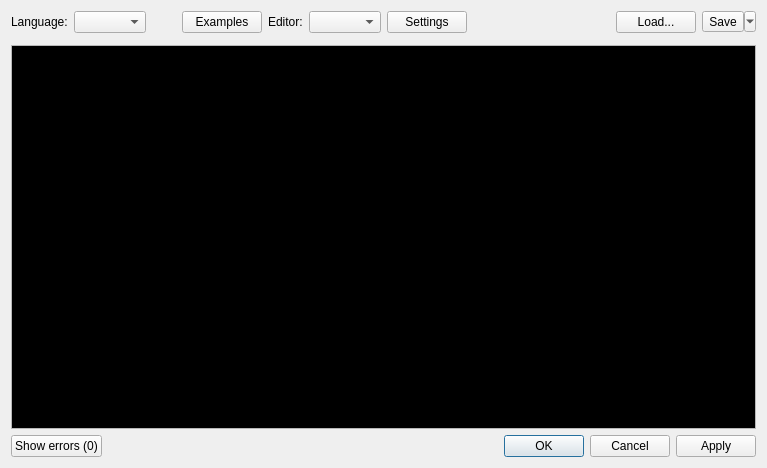
Tasssadar/Lorris, file src/LorrisAnalyzer/DataWidgets/ScriptWidget/scripteditor.ui: the form before one commit.
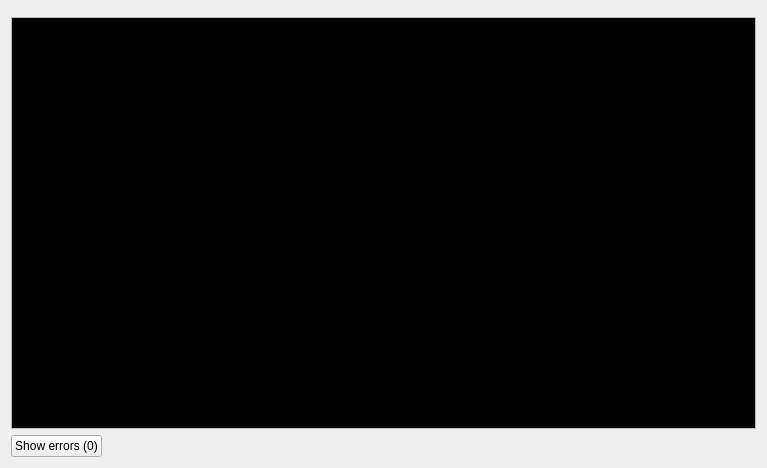
The form after the commit. Icons and pictures are not drawn. Custom widgets are drawn as their Qt base class.

Commit message: [642] Analyzer: redesign ScriptEditor

What changed in the file:
```diff
--- a/src/LorrisAnalyzer/DataWidgets/ScriptWidget/scripteditor.ui
+++ b/src/LorrisAnalyzer/DataWidgets/ScriptWidget/scripteditor.ui
@@ -17,136 +17,7 @@
    <iconset resource="../../../icons.qrc">
     <normaloff>:/icons/icon.png</normaloff>:/icons/icon.png</iconset>
   </property>
-  <layout class="QVBoxLayout" name="mainLayout" stretch="0,0,40,0">
-   <item>
-    <layout class="QHBoxLayout" name="horizontalLayout">
-     <item>
-      <widget class="QLabel" name="label">
-       <property name="text">
-        <string>Language:</string>
-       </property>
-      </widget>
-     </item>
-     <item>
-      <widget class="QComboBox" name="langBox"/>
-     </item>
-     <item>
-      <spacer name="horizontalSpacer_4">
-       <property name="orientation">
-        <enum>Qt::Horizontal</enum>
-       </property>
-       <property name="sizeType">
-        <enum>QSizePolicy::Fixed</enum>
-       </property>
-       <property name="sizeHint" stdset="0">
-        <size>
-         <width>30</width>
-         <height>20</height>
-        </size>
-       </property>
-      </spacer>
-     </item>
-     <item>
-      <widget class="QPushButton" name="exampleBtn">
-       <property name="text">
-        <string>Examples</string>
-       </property>
-       <property name="checkable">
-        <bool>true</bool>
-       </property>
-      </widget>
-     </item>
-     <item>
-      <widget class="QLabel" name="editorLabel">
-       <property name="text">
-        <string>Editor:</string>
-       </property>
-      </widget>
-     </item>
-     <item>
-      <widget class="QComboBox" name="editorBox"/>
-     </item>
-     <item>
-      <widget class="QPushButton" name="editSettBtn">
-       <property name="toolTip">
-        <string>Editor settings</string>
-       </property>
-       <property name="text">
-        <string>Settings</string>
-       </property>
-      </widget>
-     </item>
-     <item>
-      <spacer name="horizontalSpacer">
-       <property name="orientation">
-        <enum>Qt::Horizontal</enum>
-       </property>
-       <property name="sizeType">
-        <enum>QSizePolicy::Fixed</enum>
-       </property>
-       <property name="sizeHint" stdset="0">
-        <size>
-         <width>30</width>
-         <height>20</height>
-        </size>
-       </property>
-      </spacer>
-     </item>
-     <item>
-      <widget class="QLabel" name="nameLabel">
-       <property name="sizePolicy">
-        <sizepolicy hsizetype="Expanding" vsizetype="Preferred">
-         <horstretch>0</horstretch>
-         <verstretch>0</verstretch>
-        </sizepolicy>
-       </property>
-       <property name="toolTip">
-        <string>Currently opened file</string>
-       </property>
-       <property name="text">
-        <string/>
-       </property>
-      </widget>
-     </item>
-     <item>
-      <widget class="QPushButton" name="loadBtn">
-       <property name="text">
-        <string>Load...</string>
-       </property>
-       <property name="icon">
-        <iconset resource="../../../actions.qrc">
-         <normaloff>:/actions/open</normaloff>:/actions/open</iconset>
-       </property>
-       <property name="shortcut">
-        <string>Ctrl+O</string>
-       </property>
-      </widget>
-     </item>
-     <item>
-      <widget class="QToolButton" name="saveBtn">
-       <property name="text">
-        <string>Save</string>
-       </property>
-       <property name="icon">
-        <iconset resource="../../../actions.qrc">
-         <normaloff>:/actions/save</normaloff>:/actions/save</iconset>
-       </property>
-       <property name="shortcut">
-        <string>Ctrl+S</string>
-       </property>
-       <property name="popupMode">
-        <enum>QToolButton::MenuButtonPopup</enum>
-       </property>
-       <property name="toolButtonStyle">
-        <enum>Qt::ToolButtonTextBesideIcon</enum>
-       </property>
-       <property name="arrowType">
-        <enum>Qt::NoArrow</enum>
-       </property>
-      </widget>
-     </item>
-    </layout>
-   </item>
+  <layout class="QVBoxLayout" name="mainLayout" stretch="0,40,0">
    <item>
     <widget class="ResizeLine" name="resizeLine"/>
    </item>
@@ -312,6 +183,29 @@
        </property>
       </spacer>
      </item>
+     <item>
+      <spacer name="horizontalSpacer">
+       <property name="orientation">
+        <enum>Qt::Horizontal</enum>
+       </property>
+       <property name="sizeType">
+        <enum>QSizePolicy::Fixed</enum>
+       </property>
+       <property name="sizeHint" stdset="0">
+        <size>
+         <width>15</width>
+         <height>20</height>
+        </size>
+       </property>
+      </spacer>
+     </item>
+     <item>
+      <widget class="QLabel" name="nameLabel">
+       <property name="text">
+        <string/>
+       </property>
+      </widget>
+     </item>
      <item>
       <widget class="QLabel" name="statusLabel">
        <property name="text">
@@ -332,16 +226,6 @@
        </property>
       </spacer>
      </item>
-     <item>
-      <widget class="QDialogButtonBox" name="buttonBox">
-       <property name="orientation">
-        <enum>Qt::Horizontal</enum>
-       </property>
-       <property name="standardButtons">
-        <set>QDialogButtonBox::Apply|QDialogButtonBox::Cancel|QDialogButtonBox::Ok</set>
-       </property>
-      </widget>
-     </item>
     </layout>
    </item>
   </layout>
```
Left out of the diff: 1 changed line with no effect on the pictures. The commit also changes 10 other files.
